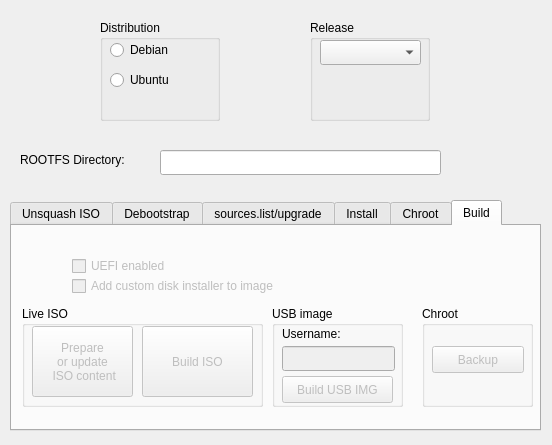
Old version of the form debrootform.ui in the repository Fred-Barclay/debroot.
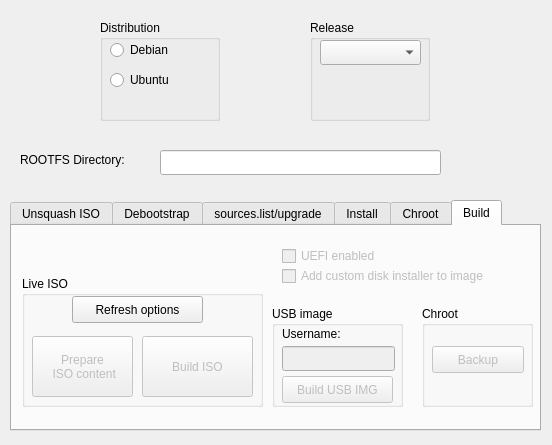
New version of the form. The open tabs and pages were chosen to show the change.

Commit message: Fix: the "prepare iso" button should be available if $dir-binary does not exist.

```diff
--- a/debrootform.ui
+++ b/debrootform.ui
@@ -574,8 +574,8 @@
      </property>
      <property name="geometry">
       <rect>
-       <x>60</x>
-       <y>30</y>
+       <x>270</x>
+       <y>20</y>
        <width>131</width>
        <height>20</height>
       </rect>
@@ -590,9 +590,9 @@
      </property>
      <property name="geometry">
       <rect>
-       <x>60</x>
-       <y>50</y>
-       <width>271</width>
+       <x>270</x>
+       <y>40</y>
+       <width>251</width>
        <height>20</height>
       </rect>
      </property>
@@ -604,9 +604,9 @@
      <property name="geometry">
       <rect>
        <x>10</x>
-       <y>80</y>
+       <y>50</y>
        <width>241</width>
-       <height>101</height>
+       <height>131</height>
       </rect>
      </property>
      <property name="title">
@@ -619,14 +619,13 @@
       <property name="geometry">
        <rect>
         <x>10</x>
-        <y>20</y>
+        <y>60</y>
         <width>101</width>
-        <height>71</height>
+        <height>61</height>
        </rect>
       </property>
       <property name="text">
        <string>Prepare
-or update
  ISO content</string>
       </property>
      </widget>
@@ -637,15 +636,28 @@
       <property name="geometry">
        <rect>
         <x>120</x>
-        <y>20</y>
+        <y>60</y>
         <width>111</width>
-        <height>71</height>
+        <height>61</height>
        </rect>
       </property>
       <property name="text">
        <string>Build ISO</string>
       </property>
      </widget>
+     <widget class="QPushButton" name="pushButtonBuildRefresh">
+      <property name="geometry">
+       <rect>
+        <x>50</x>
+        <y>20</y>
+        <width>131</width>
+        <height>27</height>
+       </rect>
+      </property>
+      <property name="text">
+       <string>Refresh options</string>
+      </property>
+     </widget>
     </widget>
     <widget class="QGroupBox" name="groupBox_5">
      <property name="geometry">
```
The commit also changes 2 other files.
